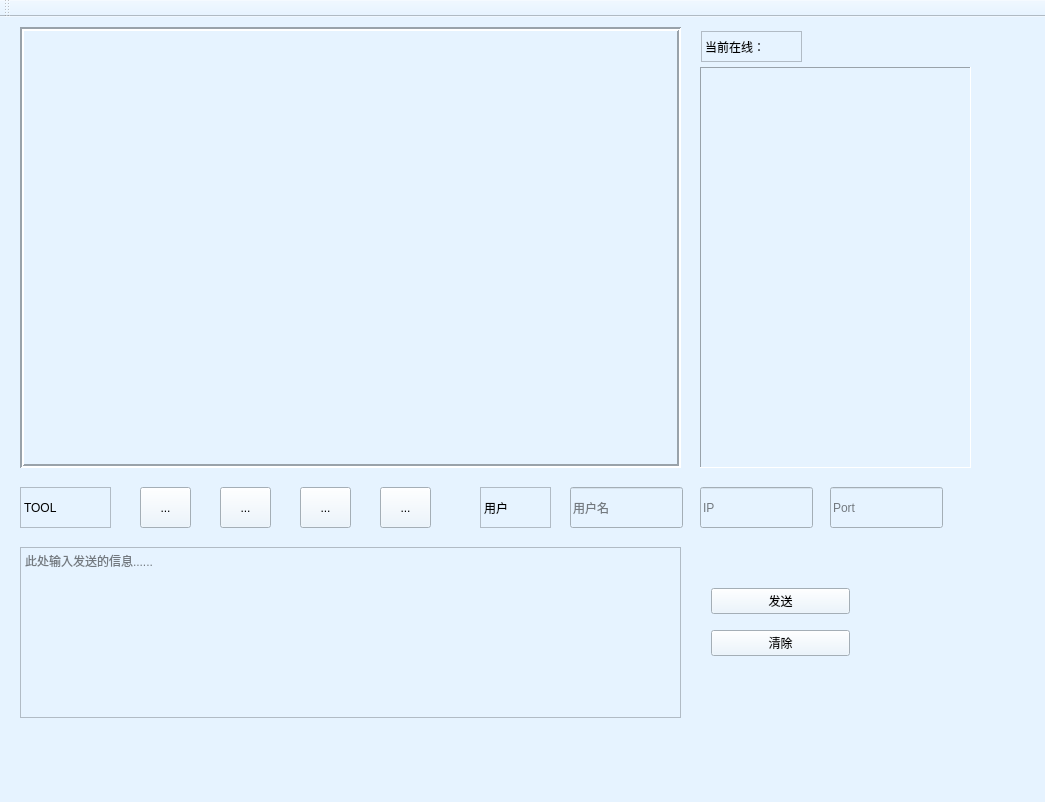
Qt form Server/server.ui (rainytail/chatter) before a commit.
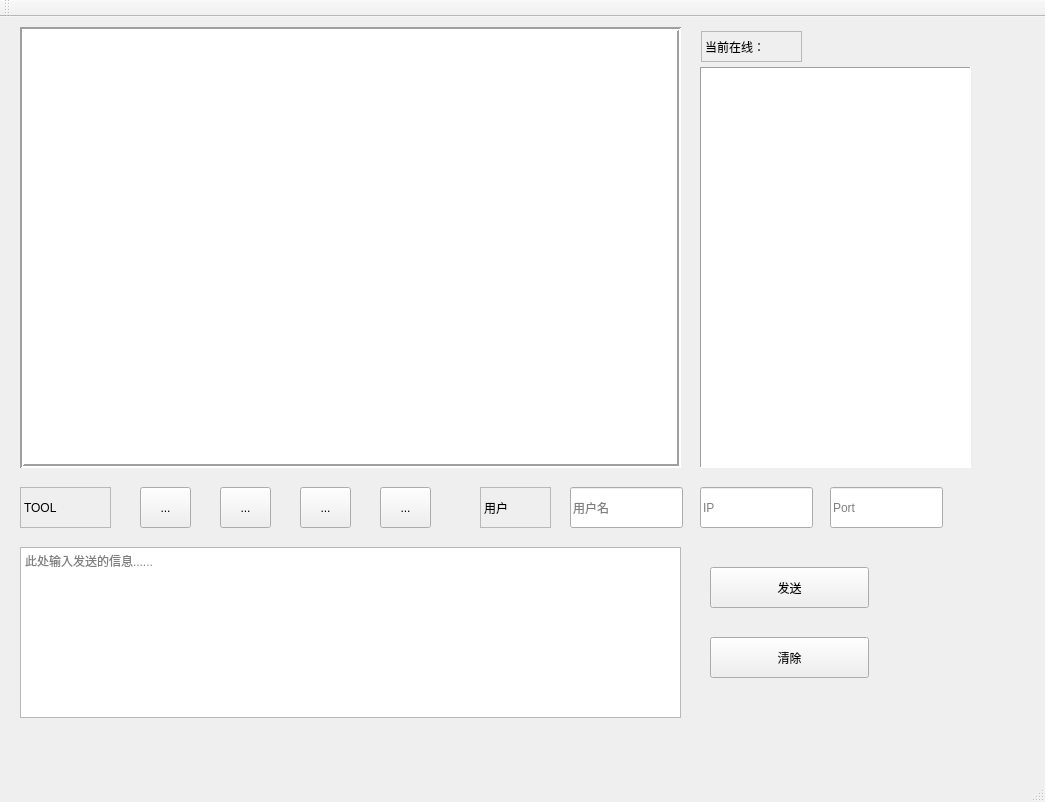
The same form after that commit. Icons and pictures are not drawn.

Patch:
```diff
--- a/Server/server.ui
+++ b/Server/server.ui
@@ -17,8 +17,7 @@
    <double>0.950000000000000</double>
   </property>
   <property name="styleSheet">
-   <string notr="true">background-color: rgb(230, 243, 255);
-font: 25 9pt &quot;Fira Code&quot;;</string>
+   <string notr="true"/>
   </property>
   <widget class="QWidget" name="centralWidget">
    <widget class="QTextBrowser" name="Chat">
@@ -172,32 +171,6 @@
      <string>此处输入发送的信息......</string>
     </property>
    </widget>
-   <widget class="QWidget" name="verticalLayoutWidget">
-    <property name="geometry">
-     <rect>
-      <x>700</x>
-      <y>550</y>
-      <width>161</width>
-      <height>111</height>
-     </rect>
-    </property>
-    <layout class="QVBoxLayout" name="verticalLayout">
-     <item>
-      <widget class="QPushButton" name="Submit">
-       <property name="text">
-        <string>发送</string>
-       </property>
-      </widget>
-     </item>
-     <item>
-      <widget class="QPushButton" name="Clear">
-       <property name="text">
-        <string>清除</string>
-       </property>
-      </widget>
-     </item>
-    </layout>
-   </widget>
    <widget class="QLabel" name="label">
     <property name="geometry">
      <rect>
@@ -253,6 +226,38 @@
      <string>Port</string>
     </property>
    </widget>
+   <widget class="QPushButton" name="Submit">
+    <property name="geometry">
+     <rect>
+      <x>710</x>
+      <y>550</y>
+      <width>159</width>
+      <height>41</height>
+     </rect>
+    </property>
+    <property name="text">
+     <string>发送</string>
+    </property>
+    <property name="shortcut">
+     <string>Alt+S</string>
+    </property>
+   </widget>
+   <widget class="QPushButton" name="Clear">
+    <property name="geometry">
+     <rect>
+      <x>710</x>
+      <y>620</y>
+      <width>159</width>
+      <height>41</height>
+     </rect>
+    </property>
+    <property name="text">
+     <string>清除</string>
+    </property>
+    <property name="shortcut">
+     <string>Alt+L</string>
+    </property>
+   </widget>
   </widget>
   <widget class="QMenuBar" name="menuBar">
    <property name="geometry">
```
Left out of the diff: 2 changed lines with no effect on the pictures.
